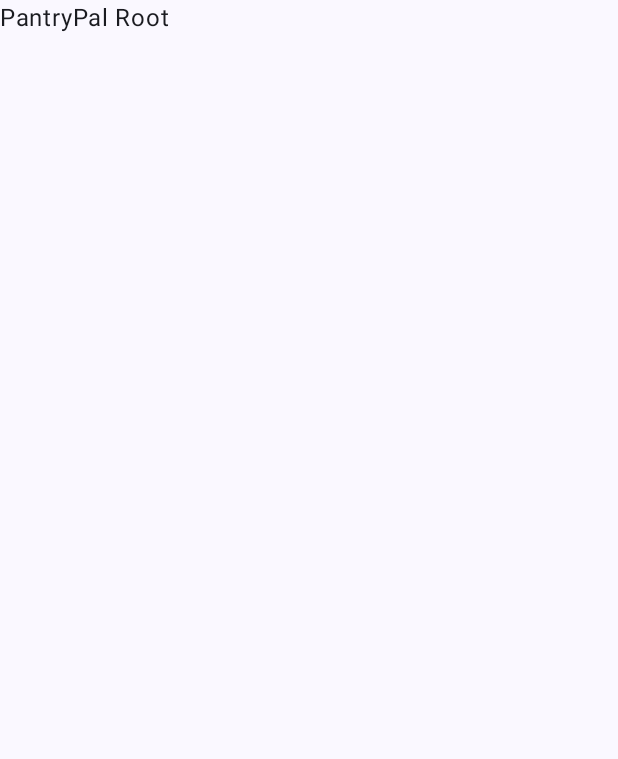
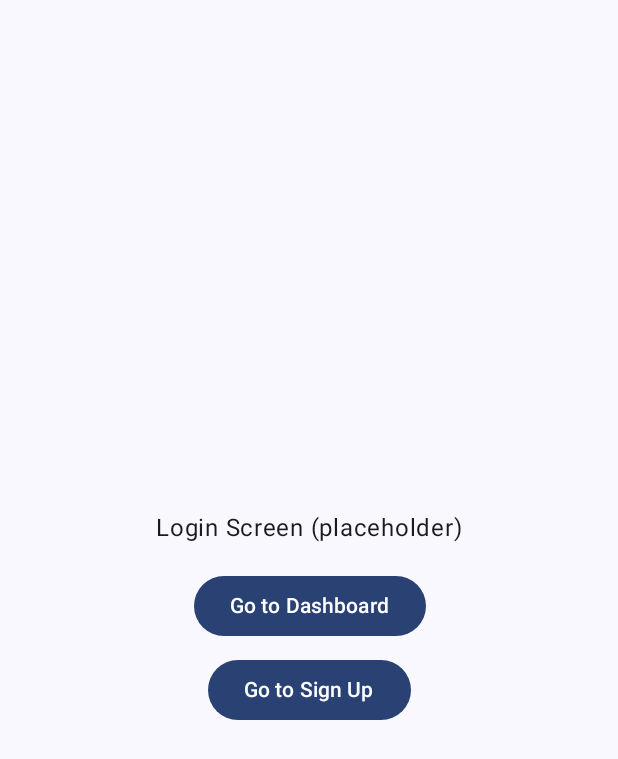
Before and after one commit to jmgonzalez06/PantryPal, an Android app built with Jetpack Compose: the screen it shows after launch (MainActivity), on a phone screen of 412 x 824 dp. Before the commit the part shown is almost empty. Shown: the top 759 px of the screen. Run offline under Robolectric (Android 15) with nearby library versions, the phone set to English and light mode, and no system bars.

Commit message:
Set up navigation graph, placeholder screens, and bottom navigation

```diff
--- a/app/src/main/java/com/jose/pantrypal/MainActivity.kt
+++ b/app/src/main/java/com/jose/pantrypal/MainActivity.kt
@@ -12,6 +12,7 @@ import androidx.compose.runtime.Composable
 import androidx.compose.ui.Modifier
 import androidx.compose.ui.tooling.preview.Preview
 import com.jose.pantrypal.ui.theme.PantryPalTheme
+import com.jose.pantrypal.navigation.PantryPalApp
 
 class MainActivity : ComponentActivity() {
     override fun onCreate(savedInstanceState: Bundle?) {
@@ -19,13 +20,7 @@ class MainActivity : ComponentActivity() {
         enableEdgeToEdge()
         setContent {
             PantryPalTheme {
-                Scaffold(modifier = Modifier.fillMaxSize()) { innerPadding ->
-                    // TODO: NavHost will go here
-                    Text(
-                        text = "PantryPal Root",
-                        modifier = Modifier.padding(innerPadding)
-                    )
-                }
+                PantryPalApp()
             }
         }
     }
--- /dev/null
+++ b/app/src/main/java/com/jose/pantrypal/auth/AuthScreens.kt
@@ -0,0 +1,60 @@
+package com.jose.pantrypal.auth
+
+import androidx.compose.foundation.layout.Box
+import androidx.compose.foundation.layout.Column
+import androidx.compose.foundation.layout.Spacer
+import androidx.compose.foundation.layout.fillMaxSize
+import androidx.compose.foundation.layout.height
+import androidx.compose.material3.Button
+import androidx.compose.material3.Text
+import androidx.compose.runtime.Composable
+import androidx.compose.ui.Alignment
+import androidx.compose.ui.Modifier
+import androidx.compose.ui.unit.dp
+
+@Composable
+fun LoginScreen(
+    onNavigateToSignUp: () -> Unit,
+    onNavigateToDashboard: () -> Unit
+) {
+    Box(
+        modifier = Modifier.fillMaxSize(),
+        contentAlignment = Alignment.Center
+    ) {
+        Column(horizontalAlignment = Alignment.CenterHorizontally) {
+            Text("Login Screen (placeholder)")
+
+            Spacer(Modifier.height(16.dp))
+
+            Button(onClick = onNavigateToDashboard) {
+                Text("Go to Dashboard")
+            }
+
+            Spacer(Modifier.height(8.dp))
+
+            Button(onClick = onNavigateToSignUp) {
+                Text("Go to Sign Up")
+            }
+        }
+    }
+}
+
+@Composable
+fun SignUpScreen(
+    onNavigateToLogin: () -> Unit
+) {
+    Box(
+        modifier = Modifier.fillMaxSize(),
+        contentAlignment = Alignment.Center
+    ) {
+        Column(horizontalAlignment = Alignment.CenterHorizontally) {
+            Text("Sign Up Screen (placeholder)")
+
+            Spacer(Modifier.height(16.dp))
+
+            Button(onClick = onNavigateToLogin) {
+                Text("Back to Login")
+            }
+        }
+    }
+}
--- /dev/null
+++ b/app/src/main/java/com/jose/pantrypal/navigation/PantryNavGraph.kt
@@ -0,0 +1,135 @@
+package com.jose.pantrypal.navigation
+
+import androidx.compose.material3.NavigationBar
+import androidx.compose.material3.NavigationBarItem
+import androidx.compose.material3.Scaffold
+import androidx.compose.material3.Text
+import androidx.compose.runtime.Composable
+import androidx.compose.runtime.getValue
+import androidx.compose.ui.Modifier
+import androidx.compose.ui.unit.dp
+import androidx.compose.foundation.layout.padding
+import androidx.navigation.NavDestination
+import androidx.navigation.NavDestination.Companion.hierarchy
+import androidx.navigation.compose.NavHost
+import androidx.navigation.compose.composable
+import androidx.navigation.compose.currentBackStackEntryAsState
+import androidx.navigation.compose.rememberNavController
+import com.jose.pantrypal.auth.LoginScreen
+import com.jose.pantrypal.auth.SignUpScreen
+import com.jose.pantrypal.dashboard.DashboardScreen
+import com.jose.pantrypal.inventory.InventoryScreen
+import com.jose.pantrypal.profile.ProfileScreen
+import com.jose.pantrypal.storage.StorageScreen
+
+data class BottomNavItem(
+    val route: String,
+    val label: String
+)
+
+@Composable
+fun PantryPalApp() {
+    val navController = rememberNavController()
+    val navBackStackEntry by navController.currentBackStackEntryAsState()
+    val currentDestination = navBackStackEntry?.destination
+
+    val bottomNavItems = listOf(
+        BottomNavItem(Routes.DASHBOARD, "Dashboard"),
+        BottomNavItem(Routes.INVENTORY, "Inventory"),
+        BottomNavItem(Routes.STORAGE, "Storage"),
+        BottomNavItem(Routes.PROFILE, "Profile")
+    )
+
+    val showBottomBar = shouldShowBottomBar(
+        currentDestination = currentDestination,
+        bottomNavItems = bottomNavItems
+    )
+
+    Scaffold(
+        bottomBar = {
+            if (showBottomBar) {
+                NavigationBar {
+                    bottomNavItems.forEach { item ->
+                        val selected = currentDestination
+                            ?.hierarchy
+                            ?.any { it.route == item.route } == true
+
+                        NavigationBarItem(
+                            selected = selected,
+                            onClick = {
+                                if (!selected) {
+                                    navController.navigate(item.route) {
+                                        // Keep dashboard as the root of main graph
+                                        popUpTo(Routes.DASHBOARD) {
+                                            saveState = true
+                                        }
+                                        launchSingleTop = true
+                                        restoreState = true
+                                    }
+                                }
+                            },
+                            label = { Text(item.label) },
+                            // Simple label in the icon slot for now; we can add real icons later
+                            icon = { Text(item.label.first().toString()) }
+                        )
+                    }
+                }
+            }
+        }
+    ) { innerPadding ->
+        NavHost(
+            navController = navController,
+            startDestination = Routes.LOGIN,
+            modifier = Modifier.padding(innerPadding)
+        ) {
+            composable(Routes.LOGIN) {
+                LoginScreen(
+                    onNavigateToSignUp = {
+                        navController.navigate(Routes.SIGN_UP)
+                    },
+                    onNavigateToDashboard = {
+                        navController.navigate(Routes.DASHBOARD) {
+                            popUpTo(Routes.LOGIN) {
+                                inclusive = true
+                            }
+                        }
+                    }
+                )
+            }
+
+            composable(Routes.SIGN_UP) {
+                SignUpScreen(
+                    onNavigateToLogin = {
+                        // Simple behavior for now: go back
+                        navController.popBackStack()
+                    }
+                )
+            }
+
+            composable(Routes.DASHBOARD) {
+                DashboardScreen()
+            }
+
+            composable(Routes.INVENTORY) {
+                InventoryScreen()
+            }
+
+            composable(Routes.STORAGE) {
+                StorageScreen()
+            }
+
+            composable(Routes.PROFILE) {
+                ProfileScreen()
+            }
+        }
+    }
+}
+
+private fun shouldShowBottomBar(
+    currentDestination: NavDestination?,
+    bottomNavItems: List<BottomNavItem>
+): Boolean {
+    val bottomRoutes = bottomNavItems.map { it.route }
+    val currentRoute = currentDestination?.route
+    return currentRoute != null && bottomRoutes.contains(currentRoute)
+}
```
Also changed, not shown: app/src/main/java/com/jose/pantrypal/dashboard/DashboardScreen.kt (added, +18 -0 lines), app/src/main/java/com/jose/pantrypal/inventory/InventoryScreen.kt (added, +18 -0 lines), app/src/main/java/com/jose/pantrypal/navigation/Routes.kt (added, +10 -0 lines), app/src/main/java/com/jose/pantrypal/profile/ProfileScreen.kt (added, +18 -0 lines), app/src/main/java/com/jose/pantrypal/storage/StorageScreen.kt (added, +18 -0 lines).
